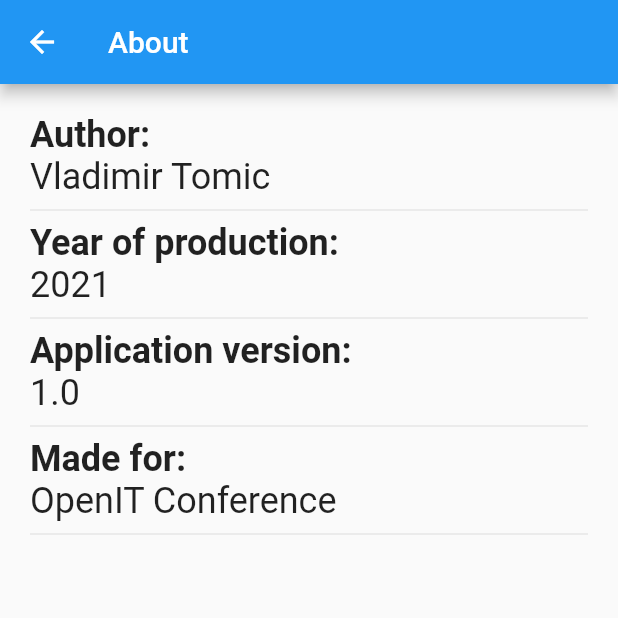
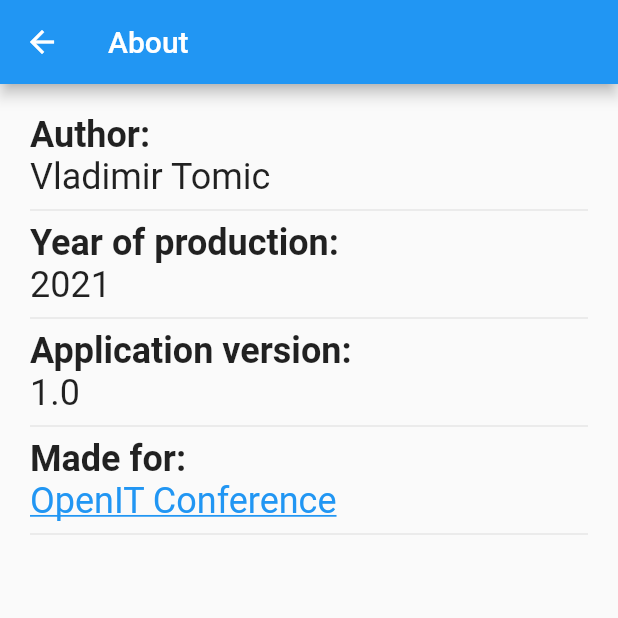
Before and after one commit to vtomic85/OpenITTODOApplication, a Flutter app: the screen it shows after launch, after a tap on the "help" icon, on a phone screen of 412 x 824 dp, the top half of it. Run offline on Flutter 3.47's test engine with Material 2 defaults, Android fonts, the light colour scheme and no system bars.

Commit message:
Initial commit

```diff
--- a/lib/about_page.dart
+++ b/lib/about_page.dart
@@ -1,4 +1,5 @@
 import 'package:flutter/material.dart';
+import 'package:url_launcher/url_launcher.dart';
 
 class AboutPage extends StatelessWidget {
   TextStyle _labelStyle = TextStyle(
@@ -6,6 +7,11 @@
     fontWeight: FontWeight.bold,
   );
   TextStyle _valueStyle = TextStyle(fontSize: 24);
+  TextStyle _linkStyle = TextStyle(
+    fontSize: 24,
+    decoration: TextDecoration.underline,
+    color: Colors.blue,
+  );
 
   @override
   Widget build(BuildContext context) {
@@ -16,10 +22,11 @@
           padding: const EdgeInsets.all(20.0),
           child: Column(
             children: [
-              buildAboutRow('Author:', 'Vladimir Tomic'),
-              buildAboutRow('Year of production:', '2021'),
-              buildAboutRow('Application version:', '1.0'),
-              buildAboutRow('Made for:', 'OpenIT Conference'),
+              buildAboutRow('Author:', 'Vladimir Tomic', ''),
+              buildAboutRow('Year of production:', '2021', ''),
+              buildAboutRow('Application version:', '1.0', ''),
+              buildAboutRow(
+                  'Made for:', 'OpenIT Conference', 'https://open-it.rs/'),
             ],
           ),
         ),
@@ -27,7 +34,7 @@
     );
   }
 
-  Column buildAboutRow(String label, String value) {
+  Column buildAboutRow(String label, String value, String url) {
     return Column(
       crossAxisAlignment: CrossAxisAlignment.start,
       children: [
@@ -35,9 +42,16 @@
           label,
           style: _labelStyle,
         ),
-        Text(
-          value,
-          style: _valueStyle,
+        InkWell(
+          child: Text(
+            value,
+            style: url == '' ? _valueStyle : _linkStyle,
+          ),
+          onTap: url == ''
+              ? null
+              : () {
+                  launch(url);
+                },
         ),
         Divider(),
       ],
--- a/lib/home_page.dart
+++ b/lib/home_page.dart
@@ -1,5 +1,5 @@
 import 'package:flutter/material.dart';
-import 'package:todo_tracker/model/todo_item.dart';
+import 'package:todo_tracker/const/datasource.dart';
 
 class HomePage extends StatefulWidget {
   @override
@@ -7,11 +7,6 @@
 }
 
 class _HomePageState extends State<HomePage> {
-  List<TodoItem> todoItems = [
-    TodoItem(0, 'First', true),
-    TodoItem(1, 'Second', false),
-  ];
-
   @override
   Widget build(BuildContext context) {
     return Scaffold(
@@ -29,29 +24,91 @@
         ),
       ),
       body: SafeArea(
+        child: Column(
+          children: [
+            ElevatedButton(
+              onPressed: () {
+                Navigator.of(context).pushNamed('/addTodo');
+              },
+              child: Text('Add TODO item'),
+            ),
+            Expanded(
               child: ListView.builder(
-          itemCount: todoItems.length,
+                itemCount: Datasource.todoItems.length,
                 itemBuilder: (context, index) {
-            return ListTile(
+                  return Padding(
+                    padding: const EdgeInsets.fromLTRB(0, 1.0, 0, 0),
+                    child: Column(
+                      children: [
+                        ListTile(
                           title: Text(
-                todoItems[index].description,
+                            Datasource.todoItems[index].description,
                             style: TextStyle(
-                  color: todoItems[index].done ? Colors.black : Colors.white,
-                  decoration: todoItems[index].done
+                              color: Datasource.todoItems[index].done
+                                  ? Colors.black
+                                  : Colors.white,
+                              decoration: Datasource.todoItems[index].done
                                   ? TextDecoration.lineThrough
                                   : null,
                             ),
                           ),
-              tileColor: todoItems[index].done ? Colors.grey : Colors.blue,
+                          tileColor: Datasource.todoItems[index].done
+                              ? Colors.grey
+                              : Colors.blue,
                           onTap: () {
                             setState(() {
-                  todoItems[index].done = !todoItems[index].done;
+                              Datasource.todoItems[index].done =
+                                  !Datasource.todoItems[index].done;
                             });
+                          },
+                          trailing: IconButton(
+                            icon: Icon(
+                              Icons.delete,
+                              color: Colors.red,
+                            ),
+                            onPressed: () {
+                              showDialog(
+                                context: context,
+                                builder: (BuildContext context) {
+                                  return new AlertDialog(
+                                    title: new Text(
+                                      'Really delete this item?',
+                                    ),
+                                    actions: <Widget>[
+                                      new TextButton(
+                                          onPressed: () =>
+                                              Navigator.of(context).pop(),
+                                          child: new Text('Cancel')),
+                                      new TextButton(
+                                          onPressed: () {
+                                            setState(() {
+                                              Datasource.todoItems
+                                                  .removeAt(index);
+                                            });
+                                            Navigator.of(context).pop();
+                                          },
+                                          child: new Text(
+                                            'Delete',
+                                            style: TextStyle(
+                                              color: Colors.red,
+                                            ),
+                                          )),
+                                    ],
+                                  );
                                 },
                               );
                             },
                           ),
                         ),
+                      ],
+                    ),
+                  );
+                },
+              ),
+            ),
+          ],
+        ),
+      ),
     );
   }
 }
--- a/lib/main.dart
+++ b/lib/main.dart
@@ -1,5 +1,6 @@
 import 'package:flutter/material.dart';
 import 'package:todo_tracker/about_page.dart';
+import 'package:todo_tracker/add_todo_page.dart';
 import 'package:todo_tracker/home_page.dart';
 
 void main() {
@@ -12,6 +13,7 @@
     return MaterialApp(
       routes: {
         '/': (context) => HomePage(),
+        '/addTodo': (context) => AddTodoPage(),
         '/about': (context) => AboutPage(),
       },
       initialRoute: '/',
--- a/lib/model/todo_item.dart
+++ b/lib/model/todo_item.dart
@@ -1,7 +1,6 @@
 class TodoItem {
-  int index;
   String description;
   bool done;
 
-  TodoItem(this.index, this.description, this.done);
+  TodoItem(this.description, this.done);
 }
```
Also changed, not shown: lib/add_todo_page.dart (added, +43 -0 lines), lib/const/datasource.dart (added, +8 -0 lines), pubspec.yaml (+2 -39 lines), pubspec.lock. Lines whose indentation alone changed are shown as unchanged.
